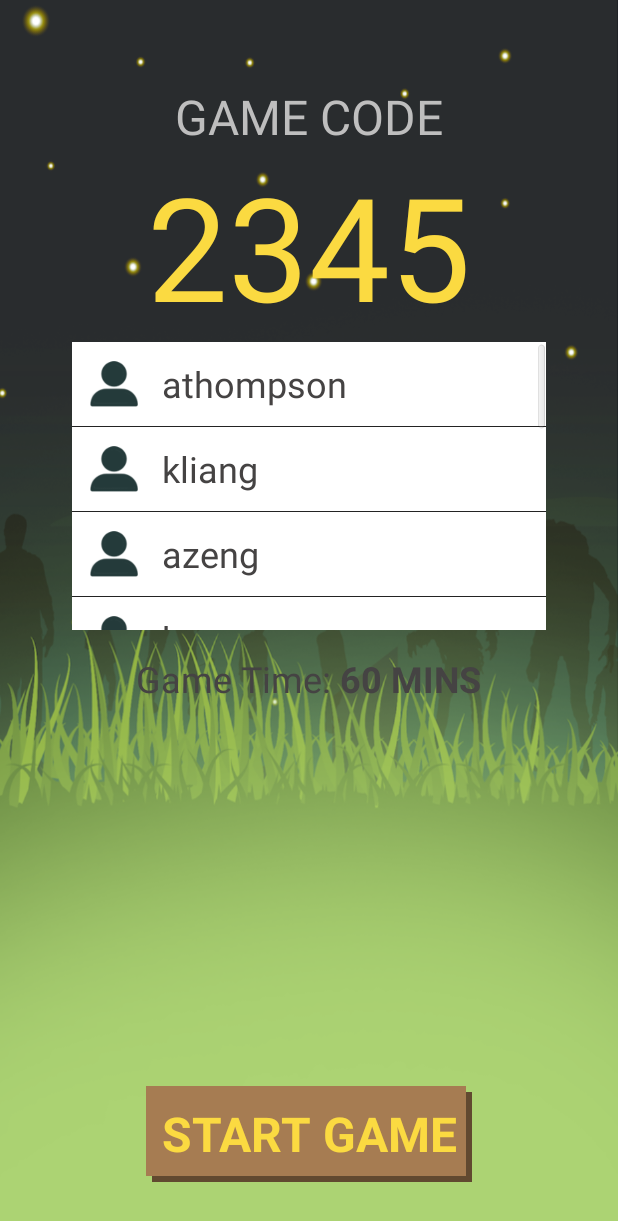
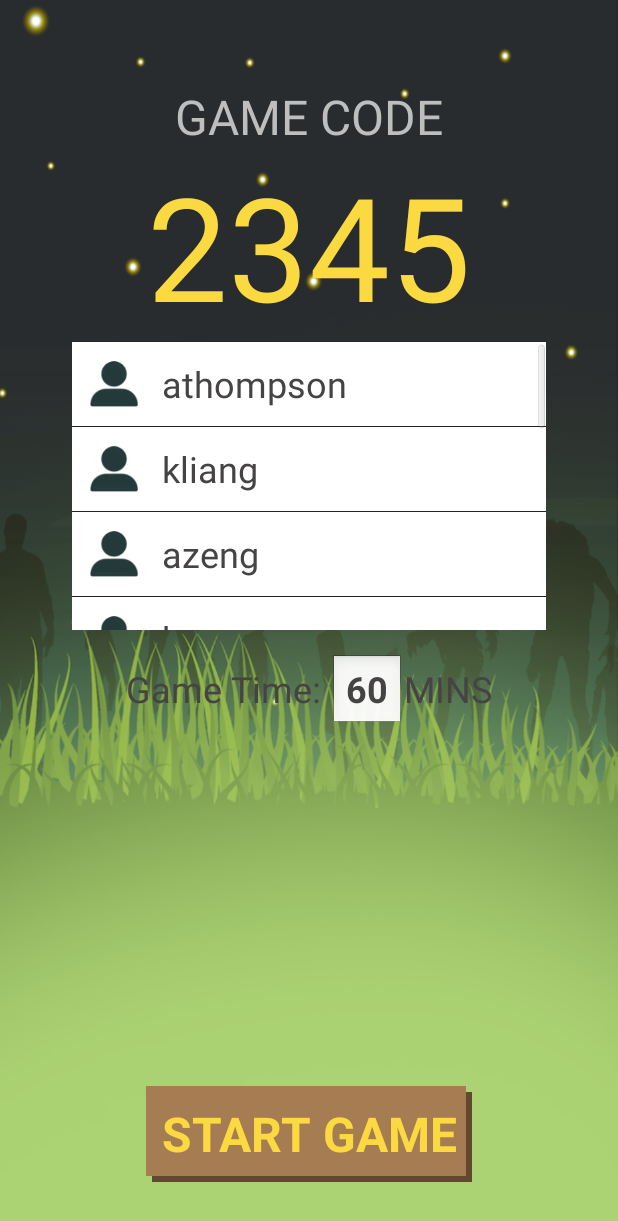
Before and after one commit to kh3chen/zwf_android, an Android app: the LobbyActivity screen opened directly, with no data from a screen before it, on a phone screen of 412 x 824 dp. Shown: the top 1221 px of the screen. Run offline under Robolectric (Android 15) with nearby library versions, the phone set to English and light mode, and no system bars; libraries missing offline, so code that uses them is left out: io.socket.client, io.socket.emitter; 3 statements that could not run were skipped.

Commit message:
code cleanup

```diff
--- a/app/src/main/java/com/zynga/zombieswf_android/JoinGameActivity.java
+++ b/app/src/main/java/com/zynga/zombieswf_android/JoinGameActivity.java
@@ -8,9 +8,6 @@ import android.os.Bundle;
 import android.text.TextUtils;
 import android.view.View;
 import android.widget.Button;
-<<<<<<< HEAD
-import android.widget.EditText;
-=======
 import android.widget.Toast;
 
 import com.zynga.zombieswf_android.socketio.SocketConstants;
@@ -26,9 +23,8 @@ import io.socket.emitter.Emitter;
 /**
  * Created by byee on 7/21/16.
  */
+@TargetApi(Build.VERSION_CODES.LOLLIPOP)
 public class JoinGameActivity extends Activity implements View.OnClickListener {
-
-    @TargetApi(Build.VERSION_CODES.LOLLIPOP)
     private Socket mSocket;
 
     @Override
--- a/app/src/main/java/com/zynga/zombieswf_android/MapsActivity.java
+++ b/app/src/main/java/com/zynga/zombieswf_android/MapsActivity.java
@@ -174,9 +174,6 @@ public class MapsActivity extends FragmentActivity implements OnMapReadyCallback
             @Override
             public void onClick(View v) {
                 // TODO: send to player screen - P2
-                // test
-                Intent intent = new Intent(getApplicationContext(), StickyNotesActivity.class);
-                startActivity(intent);
             }
         });
 
--- a/app/src/main/res/layout/lobby_layout.xml
+++ b/app/src/main/res/layout/lobby_layout.xml
@@ -105,17 +105,27 @@
             android:textSize="24sp"
             android:id="@+id/game_time_label" />
 
-        <TextView
+        <EditText
             android:id="@+id/remaining_time"
             android:layout_width="wrap_content"
             android:layout_height="wrap_content"
-            android:text="60 MINS"
+            android:text="60"
             android:inputType="number"
             android:layout_alignParentLeft="true"
             android:layout_alignParentTop="true"
             android:textColor="@color/colorPrimaryDarkest"
             android:textStyle="bold"
             android:textSize="24sp" />
+
+        <TextView
+            android:layout_width="wrap_content"
+            android:layout_height="wrap_content"
+            android:text="MINS"
+            android:layout_centerHorizontal="true"
+            android:layout_alignParentBottom="false"
+            android:layout_above="@+id/start_game_button"
+            android:textColor="@color/colorPrimaryDarkest"
+            android:textSize="24sp" />
     </TableRow>
 
 </RelativeLayout>
```
